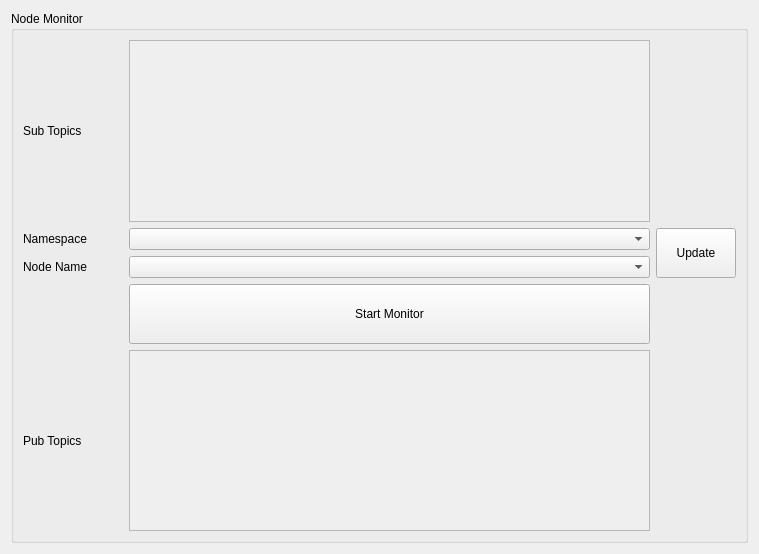
The window that ui/node_monitor.ui (yyamazaki933/rosif) describes before a commit, drawn with Qt 5.
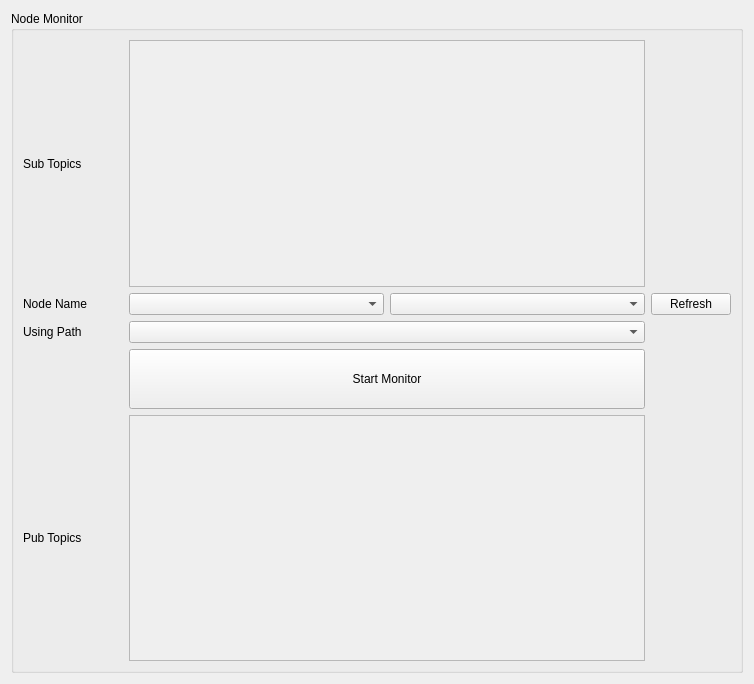
The same window after the commit.

```diff
--- a/ui/node_monitor.ui
+++ b/ui/node_monitor.ui
@@ -6,8 +6,8 @@
    <rect>
     <x>0</x>
     <y>0</y>
-    <width>759</width>
-    <height>554</height>
+    <width>754</width>
+    <height>684</height>
    </rect>
   </property>
   <property name="acceptDrops">
@@ -23,7 +23,7 @@
       <string>Node Monitor</string>
      </property>
      <layout class="QGridLayout" name="gridLayout">
-      <item row="1" column="1">
+      <item row="1" column="1" colspan="2">
        <widget class="QScrollArea" name="scrollArea_2">
         <property name="sizePolicy">
          <sizepolicy hsizetype="Preferred" vsizetype="Preferred">
@@ -39,8 +39,8 @@
           <rect>
            <x>0</x>
            <y>0</y>
-           <width>523</width>
-           <height>177</height>
+           <width>518</width>
+           <height>242</height>
           </rect>
          </property>
          <layout class="QVBoxLayout" name="verticalLayout">
@@ -51,8 +51,24 @@
         </widget>
        </widget>
       </item>
-      <item row="2" column="1">
-       <widget class="QComboBox" name="cb_ns"/>
+      <item row="1" column="0">
+       <widget class="QLabel" name="label_2">
+        <property name="sizePolicy">
+         <sizepolicy hsizetype="Fixed" vsizetype="Preferred">
+          <horstretch>0</horstretch>
+          <verstretch>0</verstretch>
+         </sizepolicy>
+        </property>
+        <property name="minimumSize">
+         <size>
+          <width>100</width>
+          <height>0</height>
+         </size>
+        </property>
+        <property name="text">
+         <string>Sub Topics</string>
+        </property>
+       </widget>
       </item>
       <item row="5" column="0">
        <widget class="QLabel" name="label_3">
@@ -73,10 +89,32 @@
         </property>
        </widget>
       </item>
-      <item row="3" column="1">
-       <widget class="QComboBox" name="cb_node"/>
+      <item row="2" column="0">
+       <widget class="QLabel" name="label_10">
+        <property name="sizePolicy">
+         <sizepolicy hsizetype="Fixed" vsizetype="Preferred">
+          <horstretch>0</horstretch>
+          <verstretch>0</verstretch>
+         </sizepolicy>
+        </property>
+        <property name="minimumSize">
+         <size>
+          <width>100</width>
+          <height>0</height>
+         </size>
+        </property>
+        <property name="maximumSize">
+         <size>
+          <width>100</width>
+          <height>16777215</height>
+         </size>
+        </property>
+        <property name="text">
+         <string>Node Name</string>
+        </property>
+       </widget>
       </item>
-      <item row="5" column="1">
+      <item row="5" column="1" colspan="2">
        <widget class="QScrollArea" name="scrollArea">
         <property name="sizePolicy">
          <sizepolicy hsizetype="Preferred" vsizetype="Preferred">
@@ -92,8 +130,8 @@
           <rect>
            <x>0</x>
            <y>0</y>
-           <width>523</width>
-           <height>177</height>
+           <width>518</width>
+           <height>242</height>
           </rect>
          </property>
          <layout class="QVBoxLayout" name="verticalLayout_2">
@@ -104,26 +142,32 @@
         </widget>
        </widget>
       </item>
-      <item row="1" column="0">
-       <widget class="QLabel" name="label_2">
+      <item row="2" column="3">
+       <widget class="QPushButton" name="pb_update">
         <property name="sizePolicy">
-         <sizepolicy hsizetype="Fixed" vsizetype="Preferred">
+         <sizepolicy hsizetype="Fixed" vsizetype="Fixed">
           <horstretch>0</horstretch>
           <verstretch>0</verstretch>
          </sizepolicy>
         </property>
-        <property name="minimumSize">
+        <property name="maximumSize">
          <size>
-          <width>100</width>
-          <height>0</height>
+          <width>80</width>
+          <height>16777215</height>
          </size>
         </property>
         <property name="text">
-         <string>Sub Topics</string>
+         <string>Refresh</string>
         </property>
        </widget>
       </item>
-      <item row="4" column="1">
+      <item row="2" column="2">
+       <widget class="QComboBox" name="cb_node"/>
+      </item>
+      <item row="2" column="1">
+       <widget class="QComboBox" name="cb_ns"/>
+      </item>
+      <item row="4" column="1" colspan="2">
        <widget class="QPushButton" name="pb_monitor">
         <property name="sizePolicy">
          <sizepolicy hsizetype="Preferred" vsizetype="Fixed">
@@ -142,60 +186,13 @@
         </property>
        </widget>
       </item>
-      <item row="2" column="2" rowspan="2">
-       <widget class="QPushButton" name="pb_update">
-        <property name="sizePolicy">
-         <sizepolicy hsizetype="Fixed" vsizetype="Fixed">
-          <horstretch>0</horstretch>
-          <verstretch>0</verstretch>
-         </sizepolicy>
-        </property>
-        <property name="minimumSize">
-         <size>
-          <width>80</width>
-          <height>50</height>
-         </size>
-        </property>
-        <property name="maximumSize">
-         <size>
-          <width>80</width>
-          <height>16777215</height>
-         </size>
-        </property>
-        <property name="text">
-         <string>Update</string>
-        </property>
-       </widget>
+      <item row="3" column="1" colspan="2">
+       <widget class="QComboBox" name="cb_path"/>
       </item>
       <item row="3" column="0">
-       <widget class="QLabel" name="label_10">
-        <property name="sizePolicy">
-         <sizepolicy hsizetype="Fixed" vsizetype="Preferred">
-          <horstretch>0</horstretch>
-          <verstretch>0</verstretch>
-         </sizepolicy>
-        </property>
-        <property name="minimumSize">
-         <size>
-          <width>100</width>
-          <height>0</height>
-         </size>
-        </property>
-        <property name="maximumSize">
-         <size>
-          <width>100</width>
-          <height>16777215</height>
-         </size>
-        </property>
-        <property name="text">
-         <string>Node Name</string>
-        </property>
-       </widget>
-      </item>
-      <item row="2" column="0">
        <widget class="QLabel" name="label">
         <property name="text">
-         <string>Namespace</string>
+         <string>Using Path</string>
         </property>
        </widget>
       </item>
```
